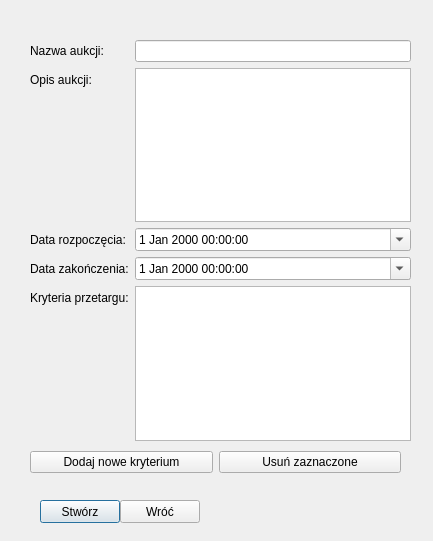
Old version of the form nowaaukcja.ui in the repository dominikj/PKRY.
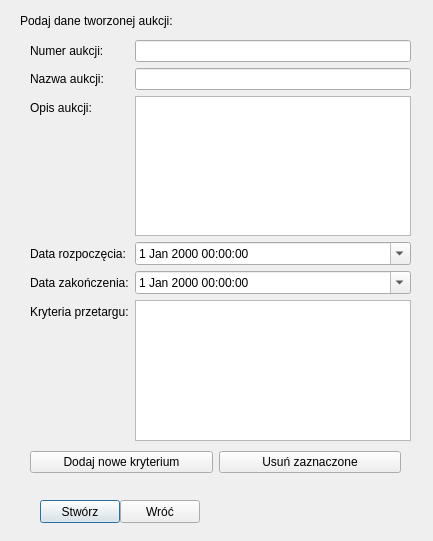
New version of the form.

Commit message: Rozszerzono formularz o pole z numerem aukcji (niezbędne do rejestracji na GAPie)

```diff
--- a/nowaaukcja.ui
+++ b/nowaaukcja.ui
@@ -39,7 +39,7 @@
     <string>Wróć</string>
    </property>
   </widget>
-  <widget class="QWidget" name="">
+  <widget class="QWidget" name="layoutWidget">
    <property name="geometry">
     <rect>
      <x>30</x>
@@ -49,67 +49,77 @@
     </rect>
    </property>
    <layout class="QFormLayout" name="formLayout">
-    <item row="0" column="0">
+    <item row="1" column="0">
      <widget class="QLabel" name="label">
       <property name="text">
        <string>Nazwa aukcji:</string>
       </property>
      </widget>
     </item>
-    <item row="0" column="1">
+    <item row="1" column="1">
      <widget class="QLineEdit" name="lineEdit"/>
     </item>
-    <item row="1" column="0">
+    <item row="2" column="0">
      <widget class="QLabel" name="label_2">
       <property name="text">
        <string>Opis aukcji:</string>
       </property>
      </widget>
     </item>
-    <item row="1" column="1">
+    <item row="2" column="1">
      <widget class="QTextEdit" name="textEdit"/>
     </item>
-    <item row="2" column="0">
+    <item row="3" column="0">
      <widget class="QLabel" name="label_3">
       <property name="text">
        <string>Data rozpoczęcia:</string>
       </property>
      </widget>
     </item>
-    <item row="2" column="1">
+    <item row="3" column="1">
      <widget class="QDateTimeEdit" name="dateTimeEdit">
       <property name="calendarPopup">
        <bool>true</bool>
       </property>
      </widget>
     </item>
-    <item row="3" column="0">
+    <item row="4" column="0">
      <widget class="QLabel" name="label_4">
       <property name="text">
        <string>Data zakończenia:</string>
       </property>
      </widget>
     </item>
-    <item row="3" column="1">
+    <item row="4" column="1">
      <widget class="QDateTimeEdit" name="dateTimeEdit_2">
       <property name="calendarPopup">
        <bool>true</bool>
       </property>
      </widget>
     </item>
-    <item row="4" column="0">
+    <item row="5" column="0">
      <widget class="QLabel" name="label_5">
       <property name="text">
        <string>Kryteria przetargu:</string>
       </property>
      </widget>
     </item>
-    <item row="4" column="1">
+    <item row="5" column="1">
      <widget class="QListWidget" name="listWidget"/>
     </item>
+    <item row="0" column="0">
+     <widget class="QLabel" name="label_6">
+      <property name="text">
+       <string>Numer aukcji:</string>
+      </property>
+     </widget>
+    </item>
+    <item row="0" column="1">
+     <widget class="QLineEdit" name="lineEdit_2"/>
+    </item>
    </layout>
   </widget>
-  <widget class="QWidget" name="">
+  <widget class="QWidget" name="layoutWidget">
    <property name="geometry">
     <rect>
      <x>30</x>
@@ -135,6 +145,19 @@
     </item>
    </layout>
   </widget>
+  <widget class="QLabel" name="label_7">
+   <property name="geometry">
+    <rect>
+     <x>20</x>
+     <y>10</y>
+     <width>181</width>
+     <height>21</height>
+    </rect>
+   </property>
+   <property name="text">
+    <string>Podaj dane tworzonej aukcji:</string>
+   </property>
+  </widget>
  </widget>
  <resources/>
  <connections/>
```
The commit also changes 3 other files.
